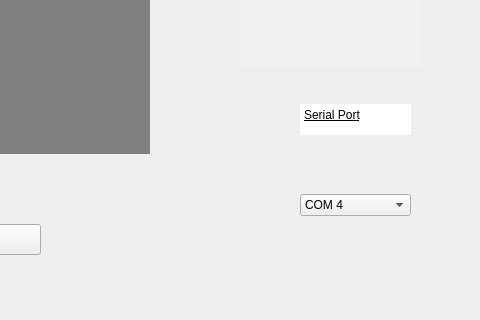
Before: the Qt Designer form form.ui in Saido07/XY-Robot-Arm, drawn with Qt 5; both pictures show x 820 to 1300 and y 296 to 616 of the 1300 by 820 pixel window.
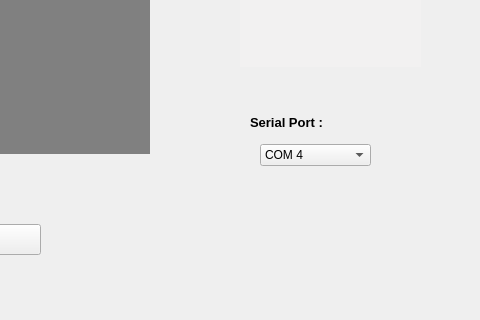
After: the same form once the commit is applied. Icons and pictures are not drawn.

```diff
--- a/form.ui
+++ b/form.ui
@@ -133,33 +133,11 @@
      <string/>
     </property>
    </widget>
-   <widget class="QPlainTextEdit" name="plainTextEdit">
-    <property name="geometry">
-     <rect>
-      <x>1120</x>
-      <y>400</y>
-      <width>111</width>
-      <height>31</height>
-     </rect>
-    </property>
-    <property name="font">
-     <font>
-      <underline>true</underline>
-     </font>
-    </property>
-    <property name="styleSheet">
-     <string notr="true">border : none;
-outline : none;</string>
-    </property>
-    <property name="plainText">
-     <string>Serial Port</string>
-    </property>
-   </widget>
    <widget class="QComboBox" name="comboBox">
     <property name="geometry">
      <rect>
-      <x>1120</x>
-      <y>490</y>
+      <x>1080</x>
+      <y>440</y>
       <width>111</width>
       <height>22</height>
      </rect>
@@ -230,6 +208,29 @@
      <string>TextLabel</string>
     </property>
    </widget>
+   <widget class="QLabel" name="label">
+    <property name="geometry">
+     <rect>
+      <x>1070</x>
+      <y>410</y>
+      <width>171</width>
+      <height>16</height>
+     </rect>
+    </property>
+    <property name="font">
+     <font>
+      <pointsize>10</pointsize>
+      <weight>75</weight>
+      <bold>true</bold>
+     </font>
+    </property>
+    <property name="styleSheet">
+     <string notr="true">background: transparent</string>
+    </property>
+    <property name="text">
+     <string>Serial Port : </string>
+    </property>
+   </widget>
   </widget>
   <widget class="QMenuBar" name="menubar">
    <property name="geometry">
```
